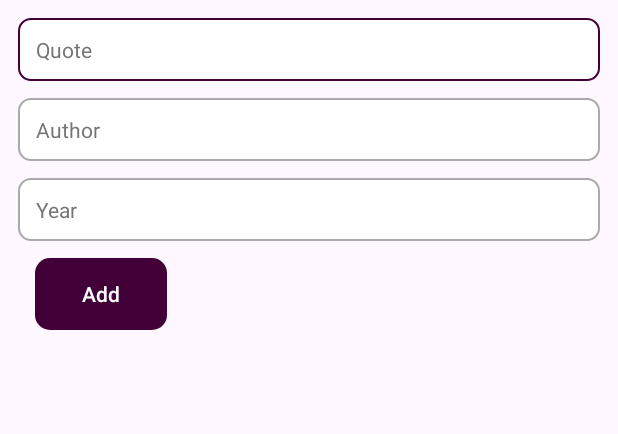
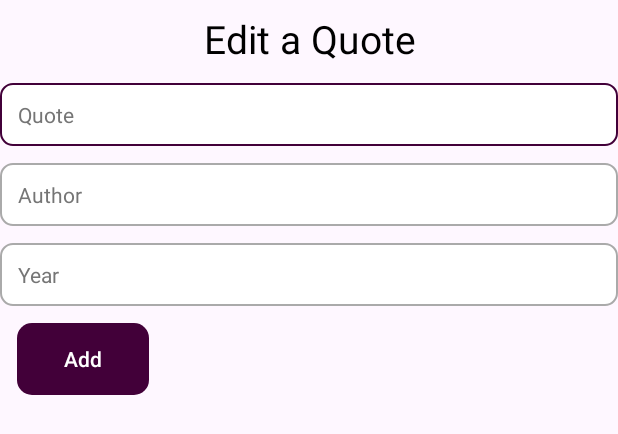
Before and after one commit to TawfiqGit/Quotes, an Android app: the layout dialog_fragment_edit_quote.xml on its own in the app's theme, with its tools: preview values and no code run, on a phone screen of 412 x 824 dp. Shown: the top 434 px of the screen. Run offline under Robolectric (Android 15) with nearby library versions, the phone set to English and light mode, and no system bars.

Commit message:
add dialog_fragment_edit_quote

```diff
--- a/app/build.gradle
+++ b/app/build.gradle
@@ -9,7 +9,7 @@ android {
 
     defaultConfig {
         applicationId "com.tawfiqdev.quotesapp"
-        minSdk 35
+        minSdk 26
         targetSdk 36
         versionCode 1
         versionName "1.0"
--- a/app/src/main/res/layout/dialog_fragment_edit_quote.xml
+++ b/app/src/main/res/layout/dialog_fragment_edit_quote.xml
@@ -2,19 +2,32 @@
 <androidx.constraintlayout.widget.ConstraintLayout xmlns:android="http://schemas.android.com/apk/res/android"
     xmlns:app="http://schemas.android.com/apk/res-auto"
     android:layout_width="match_parent"
-    android:layout_height="wrap_content"
-    android:padding="12dp">
+    android:layout_height="wrap_content">
+
+    <TextView
+        android:id="@+id/dialog_title"
+        android:layout_width="match_parent"
+        android:layout_height="wrap_content"
+        android:layout_marginTop="8dp"
+        android:textSize="26sp"
+        android:gravity="center"
+        android:textColor="@color/black"
+        android:text="@string/title_edit_a_quote"
+        app:layout_constraintTop_toTopOf="parent"
+        app:layout_constraintStart_toStartOf="parent"
+        app:layout_constraintEnd_toEndOf="parent" />
 
     <EditText
         style="@style/QuoteEditText"
         android:id="@+id/editTextQuote"
         android:layout_width="match_parent"
         android:layout_height="42dp"
+        android:layout_marginTop="12dp"
         android:autofillHints="@string/hint_quote"
+        android:background="@drawable/background_edit_input"
         android:hint="@string/hint_quote"
-        android:background="@drawable/background_edit_input"
         app:layout_constraintStart_toStartOf="parent"
-        app:layout_constraintTop_toTopOf="parent" />
+        app:layout_constraintTop_toBottomOf="@+id/dialog_title" />
 
     <EditText
         style="@style/QuoteEditText"
@@ -51,5 +64,4 @@
         app:layout_constraintStart_toStartOf="parent"
         app:layout_constraintTop_toBottomOf="@+id/editTextYear" />
 
-
 </androidx.constraintlayout.widget.ConstraintLayout>
--- a/app/src/main/res/values/strings.xml
+++ b/app/src/main/res/values/strings.xml
@@ -1,11 +1,6 @@
 <resources>
     <string name="app_name">QuotesApp</string>
     <string name="action_settings">Settings</string>
-    <!-- Strings used for fragments for navigation -->
-    <string name="first_fragment_label">First Fragment</string>
-    <string name="second_fragment_label">Second Fragment</string>
-    <string name="next">Next</string>
-    <string name="previous">Previous</string>
     <string name="contentDescription">contentDescription</string>
     <string name="button_add_a_quote">Add a quote</string>
     <string name="button_connection">Connection</string>
@@ -13,4 +8,5 @@
     <string name="hint_author">Author</string>
     <string name="hint_year">Year</string>
     <string name="button_add">Add</string>
+    <string name="title_edit_a_quote">Edit a Quote</string>
 </resources>
```
Also changed, not shown: app/src/main/java/com/tawfiqdev/quotesapp/ui/activity/QuoteActivity.kt (+7 -1 lines), app/src/main/java/com/tawfiqdev/quotesapp/ui/fragment/dialog/EditQuoteDialogFragment.kt (+4 -3 lines), app/src/main/res/drawable/dialog_bg.xml (added, +7 -0 lines), app/src/main/res/navigation/nav_graph.xml (deleted, +0 -28 lines), app/src/main/res/values/styles.xml (+7 -0 lines).
